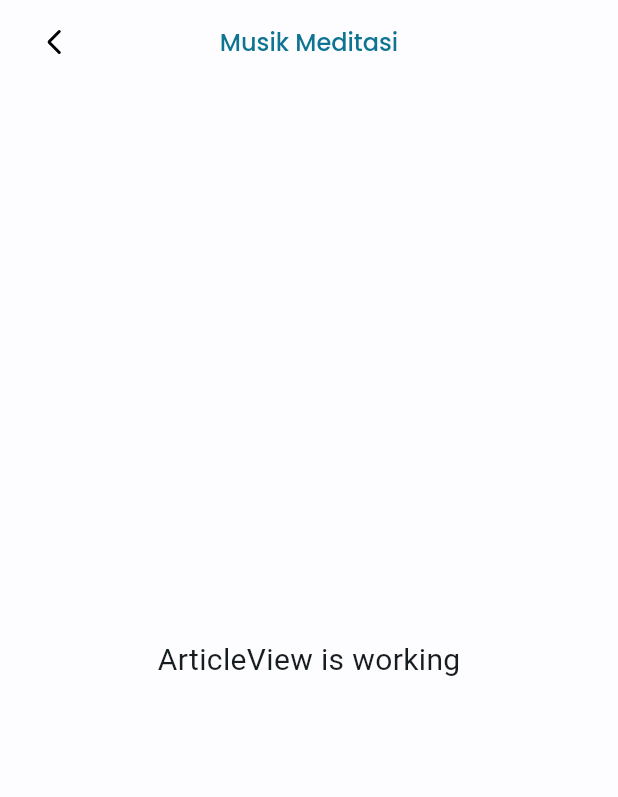
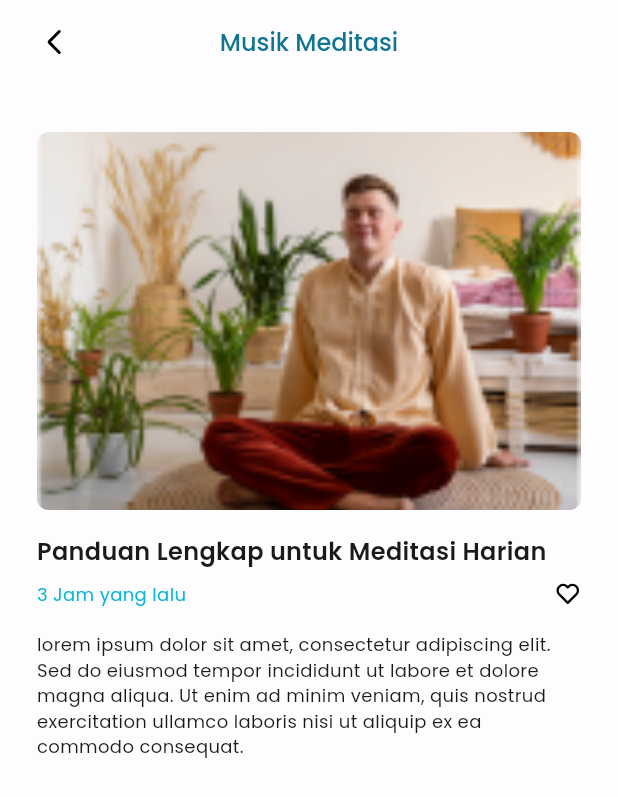
Before and after one commit to Kelompok-6-Capstone-Alterra-2024/mental-health-care-mobile, a Flutter app: the ArticleView screen opened by its route, on a phone screen of 412 x 824 dp. Shown: the top 797 px of the screen. Run offline on Flutter 3.47's test engine with Material 3 defaults, Android fonts, the phone set to English and light mode, and no system bars; our stand-ins replace flutter_svg, gap, get.

Commit message:
✨feat: Refactor article view layout and add lazy loading for images

```diff
--- a/lib/app/modules/meditation/views/article_view.dart
+++ b/lib/app/modules/meditation/views/article_view.dart
@@ -1,5 +1,6 @@
 import 'package:flutter/material.dart';
 import 'package:flutter_svg/flutter_svg.dart';
+import 'package:gap/gap.dart';
 import 'package:get/get.dart';
 
 import '../../../../constant/constant.dart';
@@ -38,12 +39,60 @@ class ArticleView extends StatelessWidget {
           ),
           centerTitle: true,
         ),
-      body: const Center(
-        child: Text(
-          'ArticleView is working',
-          style: TextStyle(fontSize: 20),
+        body: Container(
+          padding: const EdgeInsets.symmetric(
+            horizontal: 24.5,
+            vertical: 32,
+          ),
+          child: Column(
+            crossAxisAlignment: CrossAxisAlignment.start,
+            children: [
+              Container(
+                height: 252,
+                width: 379,
+                decoration: BoxDecoration(
+                  borderRadius: BorderRadius.circular(8),
+                  image: const DecorationImage(
+                    image: AssetImage('assets/images/2.png'),
+                    fit: BoxFit.cover,
                   ),
                 ),
-    );
+              ),
+              Gap(16),
+              Text(
+                'Panduan Lengkap untuk Meditasi Harian',
+                style: semiBold.copyWith(
+                  fontSize: 16,
+                  color: Neutral.dark1,
+                ),
+              ),
+              Gap(8),
+              Row(
+                mainAxisAlignment: MainAxisAlignment.spaceBetween,
+                children: [
+                  Text(
+                    '3 Jam yang lalu',
+                    style: regular.copyWith(
+                      fontSize: 12,
+                      color: Primary.mainColor,
+                    ),
+                  ),
+                  SvgPicture.asset(
+                    'assets/icons/Heart.svg',
+                    width: 18,
+                  ),
+                ],
+              ),
+              Gap(16),
+              Text(
+                'lorem ipsum dolor sit amet, consectetur adipiscing elit. Sed do eiusmod tempor incididunt ut labore et dolore magna aliqua. Ut enim ad minim veniam, quis nostrud exercitation ullamco laboris nisi ut aliquip ex ea commodo consequat.',
+                style: regular.copyWith(
+                  fontSize: 12,
+                  color: Neutral.dark1,
+                ),
+              ),
+            ],
+          ),
+        ));
   }
 }
```
Lines whose indentation alone changed are shown as unchanged.
